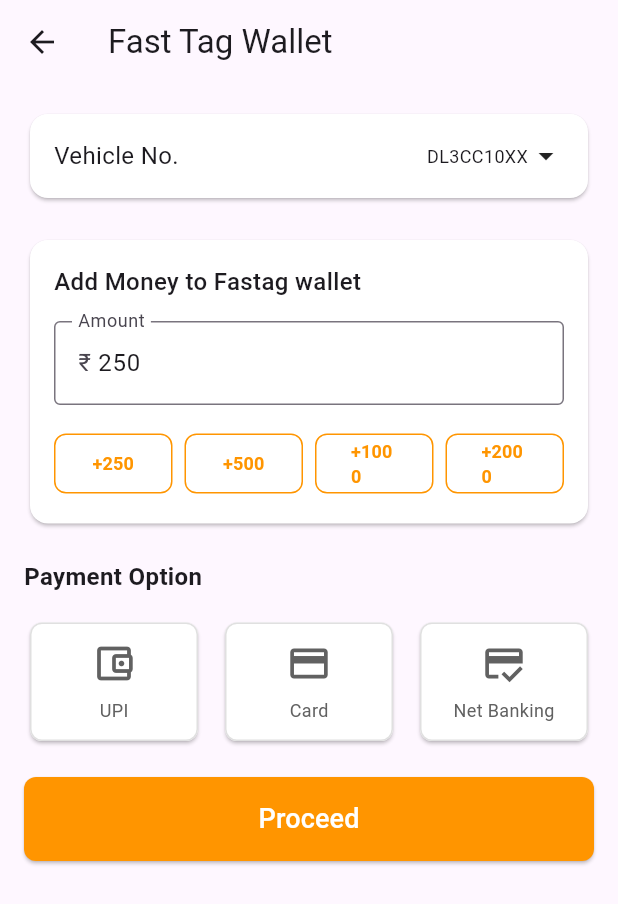
After one commit to shane-569/sofia_bank, a Flutter app: the FastTagWalletPage screen opened directly, after a tap on an icon or button, on a phone screen of 412 x 824 dp. The commit adds this screen. Shown: the top 904 px of the screen. Run offline on Flutter 3.47's test engine with Material 3 defaults, Android fonts, the phone set to English and light mode, and no system bars; our stand-ins replace bloc, connectivity_plus, dio, equatable, fl_chart, flutter_bloc and 6 more; accounts and stored records are empty; project files that could hold a hidden picture were left out.

Commit message:
fix: added form for fast tag

```diff
--- a/sofia_bank/lib/core/routes/app_routes.dart
+++ b/sofia_bank/lib/core/routes/app_routes.dart
@@ -5,6 +5,7 @@
 import 'package:sofia_bank/features/auth/presentation/pages/sign_up_page.dart';
 import 'package:sofia_bank/features/deposits/presentation/pages/deposits_page.dart';
 import 'package:sofia_bank/features/deposits/presentation/pages/user_deposits_page.dart';
+import 'package:sofia_bank/features/fast_tag/presentation/pages/fast_tag_wallet_page.dart';
 import 'package:sofia_bank/features/home/presentation/pages/home_page.dart';
 import 'package:sofia_bank/features/services/presentation/pages/services_page.dart';
 import 'package:sofia_bank/features/cards/presentation/pages/cards_page.dart';
@@ -19,6 +20,7 @@
 import 'package:sofia_bank/features/fast_tag/presentation/pages/fast_tag_dashboard_page.dart';
 import 'package:sofia_bank/features/fast_tag/presentation/cubit/fast_tag_cubit.dart';
 import 'package:sofia_bank/features/fast_tag/presentation/cubit/fast_tag_dashboard_cubit.dart';
+import 'package:sofia_bank/features/fast_tag/presentation/cubit/fast_tag_wallet_cubit.dart';
 
 import '../../features/insurance/presentation/pages/health_insurance_form_page.dart';
 import '../../features/insurance/presentation/pages/bike_insurance_form_page.dart';
@@ -44,6 +46,7 @@
   static const String fileClaimForm = '/file-claim';
   static const String fastTag = '/fast-tag';
   static const String fastTagDashboard = '/fast-tag-dashboard';
+  static const String fastTagWallet = '/fastTagWallet';
 
   static Map<String, Widget Function(BuildContext)> routes = {
     landing: (context) => const LandingPage(),
@@ -85,5 +88,9 @@
           create: (context) => FastTagDashboardCubit(),
           child: const FastTagDashboardPage(),
         ),
+    fastTagWallet: (context) => BlocProvider(
+          create: (context) => FastTagWalletCubit(),
+          child: const FastTagWalletPage(),
+        ),
   };
 }
--- /dev/null
+++ b/sofia_bank/lib/features/fast_tag/domain/entities/payment_option.dart
@@ -0,0 +1,5 @@
+enum PaymentOption {
+  upi,
+  card,
+  netBanking,
+}
--- /dev/null
+++ b/sofia_bank/lib/features/fast_tag/presentation/cubit/fast_tag_wallet_cubit.dart
@@ -0,0 +1,23 @@
+import 'package:flutter_bloc/flutter_bloc.dart';
+import 'fast_tag_wallet_state.dart';
+import '../../domain/entities/payment_option.dart';
+
+class FastTagWalletCubit extends Cubit<FastTagWalletState> {
+  FastTagWalletCubit() : super(FastTagWalletState());
+
+  void updateAmount(double newAmount) {
+    emit(state.copyWith(amount: newAmount));
+  }
+
+  void addAmount(double value) {
+    final updatedAmount = state.amount + value;
+    print(
+        'FastTagWalletCubit - Before emit. Current state amount: ${state.amount}');
+    emit(state.copyWith(amount: updatedAmount));
+    print('FastTagWalletCubit - Emitted state with amount: $updatedAmount');
+  }
+
+  void selectPaymentOption(PaymentOption option) {
+    emit(state.copyWith(selectedPaymentOption: option));
+  }
+}
--- /dev/null
+++ b/sofia_bank/lib/features/fast_tag/presentation/cubit/fast_tag_wallet_state.dart
@@ -0,0 +1,26 @@
+import 'package:equatable/equatable.dart';
+import '../../domain/entities/payment_option.dart';
+
+class FastTagWalletState extends Equatable {
+  final double amount;
+  final PaymentOption? selectedPaymentOption;
+
+  FastTagWalletState({
+    this.amount = 0.0,
+    this.selectedPaymentOption,
+  });
+
+  @override
+  List<Object?> get props => [amount, selectedPaymentOption];
+
+  FastTagWalletState copyWith({
+    double? amount,
+    PaymentOption? selectedPaymentOption,
+  }) {
+    return FastTagWalletState(
+      amount: amount ?? this.amount,
+      selectedPaymentOption:
+          selectedPaymentOption ?? this.selectedPaymentOption,
+    );
+  }
+}
--- a/sofia_bank/lib/features/fast_tag/presentation/pages/fast_tag_dashboard_page.dart
+++ b/sofia_bank/lib/features/fast_tag/presentation/pages/fast_tag_dashboard_page.dart
@@ -281,10 +281,8 @@
                         width: 120,
                         child: ElevatedButton(
                           onPressed: () {
-                            _showRechargeDialog(context
-                                .read<FastTagDashboardCubit>()
-                                .state
-                                .selectedFastTag!['id']);
+                            Navigator.pushNamed(
+                                context, AppRoutes.fastTagWallet);
                           },
                           style: ElevatedButton.styleFrom(
                             backgroundColor: AppColors.orange,
@@ -546,44 +544,4 @@
       ),
     );
   }
-
-  void _showRechargeDialog(String tagId) {
-    final amountController = TextEditingController();
-
-    showDialog(
-      context: context,
-      builder: (context) => AlertDialog(
-        title: const Text('Recharge Fast Tag'),
-        content: TextField(
-          controller: amountController,
-          keyboardType: TextInputType.number,
-          decoration: const InputDecoration(
-            labelText: 'Amount',
-            prefixText: '₹ ',
-            hintText: 'Enter amount to recharge',
-          ),
-        ),
-        actions: [
-          TextButton(
-            onPressed: () => Navigator.pop(context),
-            child: const Text('Cancel'),
-          ),
-          ElevatedButton(
-            onPressed: () {
-              if (amountController.text.isNotEmpty) {
-                context
-                    .read<FastTagDashboardCubit>()
-                    .rechargeFastTag(tagId, amountController.text);
-                Navigator.pop(context);
-              }
-            },
-            style: ElevatedButton.styleFrom(
-              backgroundColor: AppColors.primary,
-            ),
-            child: const Text('Recharge'),
-          ),
-        ],
-      ),
-    );
-  }
 }
--- a/sofia_bank/lib/features/fast_tag/presentation/pages/fast_tag_page.dart
+++ b/sofia_bank/lib/features/fast_tag/presentation/pages/fast_tag_page.dart
@@ -1,7 +1,6 @@
 import 'package:flutter/material.dart';
 import 'package:flutter_bloc/flutter_bloc.dart';
 import 'package:sofia_bank/core/theme/app_colors.dart';
-import 'package:sofia_bank/core/constants/app_sizes.dart';
 import 'package:sofia_bank/features/fast_tag/presentation/cubit/fast_tag_registration_cubit.dart';
 
 class FastTagPage extends StatelessWidget {
--- /dev/null
+++ b/sofia_bank/lib/features/fast_tag/presentation/pages/fast_tag_wallet_page.dart
@@ -0,0 +1,275 @@
+import 'package:flutter/material.dart';
+import 'package:flutter_bloc/flutter_bloc.dart';
+import 'package:sofia_bank/core/theme/app_colors.dart';
+import '../../domain/entities/payment_option.dart';
+import '../cubit/fast_tag_wallet_cubit.dart';
+import '../cubit/fast_tag_wallet_state.dart';
+
+class FastTagWalletPage extends StatefulWidget {
+  const FastTagWalletPage({super.key});
+
+  @override
+  State<FastTagWalletPage> createState() => _FastTagWalletPageState();
+}
+
+class _FastTagWalletPageState extends State<FastTagWalletPage> {
+  late TextEditingController _amountController;
+  double _currentAmount = 0.0; // local copy to sync with cubit state
+
+  @override
+  void initState() {
+    super.initState();
+    _amountController = TextEditingController();
+  }
+
+  @override
+  void dispose() {
+    _amountController.dispose();
+    super.dispose();
+  }
+
+  void _updateAmountControllerText(double amount) {
+    final newText = amount == 0.0 ? '' : amount.toStringAsFixed(0);
+    if (_amountController.text != newText) {
+      _amountController.text = newText;
+      _amountController.selection = TextSelection.fromPosition(
+        TextPosition(offset: newText.length),
+      );
+    }
+  }
+
+  @override
+  Widget build(BuildContext context) {
+    return Scaffold(
+      appBar: AppBar(
+        title: const Text('Fast Tag Wallet'),
+      ),
+      body: BlocProvider(
+        create: (context) => FastTagWalletCubit(),
+        child: BlocBuilder<FastTagWalletCubit, FastTagWalletState>(
+          builder: (context, state) {
+            // Sync local _currentAmount with Cubit's state amount
+            if (_currentAmount != state.amount) {
+              _currentAmount = state.amount;
+              // Update controller text after build to avoid rebuild conflicts
+              WidgetsBinding.instance.addPostFrameCallback((_) {
+                _updateAmountControllerText(_currentAmount);
+              });
+            }
+
+            return Padding(
+              padding: const EdgeInsets.all(16.0),
+              child: Column(
+                crossAxisAlignment: CrossAxisAlignment.stretch,
+                children: [
+                  // Vehicle Number Section
+                  const Card(
+                    color: AppColors.background,
+                    child: Padding(
+                      padding: EdgeInsets.all(16.0),
+                      child: Row(
+                        mainAxisAlignment: MainAxisAlignment.spaceBetween,
+                        children: [
+                          Text(
+                            'Vehicle No.',
+                            style: TextStyle(fontSize: 16),
+                          ),
+                          Row(
+                            children: [
+                              Text(
+                                'DL3CC10XX', // Placeholder, replace with actual data/widget
+                                style: TextStyle(fontSize: 12),
+                              ),
+                              Icon(Icons.arrow_drop_down),
+                            ],
+                          ),
+                        ],
+                      ),
+                    ),
+                  ),
+                  const SizedBox(height: 20),
+
+                  // Add Money Section
+                  Card(
+                    color: AppColors.background,
+                    child: Padding(
+                      padding: const EdgeInsets.all(16.0),
+                      child: Column(
+                        crossAxisAlignment: CrossAxisAlignment.start,
+                        children: [
+                          const Text(
+                            'Add Money to Fastag wallet',
+                            style: TextStyle(
+                                fontSize: 16, fontWeight: FontWeight.w500),
+                          ),
+                          const SizedBox(height: 15),
+                          TextField(
+                            keyboardType: TextInputType.number,
+                            decoration: const InputDecoration(
+                              labelText: 'Amount',
+                              prefixText: '₹ ',
+                              border: OutlineInputBorder(),
+                            ),
+                            controller: _amountController,
+                            onChanged: (value) {
+                              final amount = double.tryParse(value) ?? 0.0;
+                              // Only update cubit if different from current amount
+                              if (amount != _currentAmount) {
+                                context
+                                    .read<FastTagWalletCubit>()
+                                    .updateAmount(amount);
+                              }
+                            },
+                          ),
+                          const SizedBox(height: 15),
+                          Row(
+                            mainAxisAlignment: MainAxisAlignment.spaceAround,
+                            children: [
+                              Expanded(child: _buildAmountButton(context, 250)),
+                              const SizedBox(width: 8),
+                              Expanded(child: _buildAmountButton(context, 500)),
+                              const SizedBox(width: 8),
+                              Expanded(
+                                  child: _buildAmountButton(context, 1000)),
+                              const SizedBox(width: 8),
+                              Expanded(
+                                  child: _buildAmountButton(context, 2000)),
+                            ],
+                          ),
+                        ],
+                      ),
+                    ),
+                  ),
+                  const SizedBox(height: 20),
+
+                  // Payment Option Section
+                  const Text(
+                    'Payment Option',
+                    style: TextStyle(fontSize: 16, fontWeight: FontWeight.bold),
+                  ),
+                  const SizedBox(height: 15),
+                  Row(
+                    mainAxisAlignment: MainAxisAlignment.spaceAround,
+                    children: [
+                      Expanded(
+                        child: _buildPaymentOptionItem(
+                            context,
+                            PaymentOption.upi,
+                            'UPI',
+                            Icons.account_balance_wallet_outlined,
+                            state.selectedPaymentOption == PaymentOption.upi),
+                      ),
+                      const SizedBox(width: 10),
+                      Expanded(
+                        child: _buildPaymentOptionItem(
+                            context,
+                            PaymentOption.card,
+                            'Card',
+                            Icons.credit_card,
+                            state.selectedPaymentOption == PaymentOption.card),
+                      ),
+                      const SizedBox(width: 10),
+                      Expanded(
+                        child: _buildPaymentOptionItem(
+                            context,
+                            PaymentOption.netBanking,
+                            'Net Banking',
+                            Icons.credit_score_outlined,
+                            state.selectedPaymentOption ==
+                                PaymentOption.netBanking),
+                      ),
+                    ],
+                  ),
+                  const SizedBox(height: 20),
+
+                  // Proceed Button
+                  ElevatedButton(
+                    onPressed: () {
+                      final currentAmount =
+                          context.read<FastTagWalletCubit>().state.amount;
+                      print('Proceeding with amount: $currentAmount');
+                      // TODO: Implement navigation and payment logic
+                    },
+                    style: ElevatedButton.styleFrom(
+                      padding: const EdgeInsets.symmetric(vertical: 15),
+                      backgroundColor: AppColors.orange,
+                      shape: RoundedRectangleBorder(
+                        borderRadius: BorderRadius.circular(8),
+                      ),
+                    ),
+                    child: const Text(
+                      'Proceed',
+                      style: TextStyle(fontSize: 18, color: Colors.white),
+                    ),
+                  ),
+                ],
+              ),
+            );
+          },
+        ),
+      ),
+    );
+  }
+
+  Widget _buildAmountButton(BuildContext context, double amount) {
+    return OutlinedButton(
+      onPressed: () {
+        final newAmount = _currentAmount + amount;
+        context.read<FastTagWalletCubit>().updateAmount(newAmount);
+      },
+      style: OutlinedButton.styleFrom(
+        side: const BorderSide(
+          color: AppColors.orange,
+        ),
+        shape: RoundedRectangleBorder(
+          borderRadius: BorderRadius.circular(8),
+        ),
+      ),
+      child: Text(
+        '+${amount.toInt()}',
+        style: const TextStyle(
+            fontSize: 12, color: AppColors.orange, fontWeight: FontWeight.bold),
+      ),
+    );
+  }
+
+  Widget _buildPaymentOptionItem(BuildContext context, PaymentOption option,
+      String label, IconData icon, bool isSelected) {
+    return GestureDetector(
+      onTap: () {
+        context.read<FastTagWalletCubit>().selectPaymentOption(option);
+      },
+      child: Card(
+        elevation: isSelected ? 4 : 1,
+        color: AppColors.background,
+        shape: RoundedRectangleBorder(
+          borderRadius: BorderRadius.circular(8),
+          side: isSelected
+              ? BorderSide(color: AppColors.orange, width: 2)
+              : BorderSide(color: Colors.grey.shade300, width: 1),
+        ),
+        child: Padding(
+          padding: const EdgeInsets.all(12.0),
+          child: Column(
+            mainAxisAlignment: MainAxisAlignment.center,
+            children: [
+              Icon(icon,
+                  size: 30,
+                  color: isSelected ? AppColors.orange : Colors.grey.shade700),
+              const SizedBox(height: 8),
+              Text(
+                label,
+                style: TextStyle(
+                    fontSize: 12,
+                    fontWeight:
+                        isSelected ? FontWeight.bold : FontWeight.normal,
+                    color:
+                        isSelected ? AppColors.orange : Colors.grey.shade700),
+              ),
+            ],
+          ),
+        ),
+      ),
+    );
+  }
+}
--- a/sofia_bank/pubspec.yaml
+++ b/sofia_bank/pubspec.yaml
@@ -47,7 +47,7 @@
   dio: ^5.4.0
   pretty_dio_logger: ^1.3.1
   # Utils
-  equatable: ^2.0.5
+  equatable: ^2.0.7
   dartz: ^0.10.1
   json_annotation: ^4.8.1
   freezed_annotation: ^2.4.1
```
